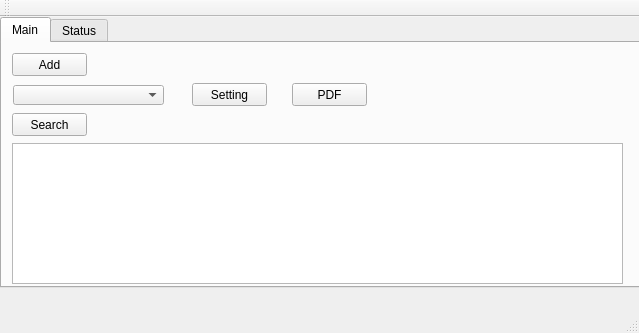
Above: src/mainwindow.ui from BadamBoum/GestionScans before the change. Below: the same form after it.
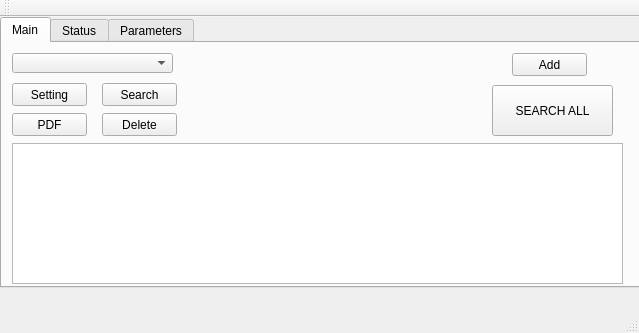
That is the form after the change.

The edit to the form file:
```diff
--- a/src/mainwindow.ui
+++ b/src/mainwindow.ui
@@ -33,7 +33,7 @@
      <widget class="QPushButton" name="Tab1AddButton">
       <property name="geometry">
        <rect>
-        <x>10</x>
+        <x>510</x>
         <y>10</y>
         <width>75</width>
         <height>23</height>
@@ -46,9 +46,9 @@
      <widget class="QComboBox" name="Tab1ListOfManga">
       <property name="geometry">
        <rect>
-        <x>11</x>
-        <y>42</y>
-        <width>151</width>
+        <x>10</x>
+        <y>10</y>
+        <width>161</width>
         <height>20</height>
        </rect>
       </property>
@@ -56,20 +56,20 @@
      <widget class="QPushButton" name="Tab1Search">
       <property name="geometry">
        <rect>
-        <x>10</x>
-        <y>70</y>
-        <width>75</width>
-        <height>23</height>
+        <x>490</x>
+        <y>42</y>
+        <width>121</width>
+        <height>51</height>
        </rect>
       </property>
       <property name="text">
-       <string>Search</string>
+       <string>SEARCH ALL</string>
       </property>
      </widget>
      <widget class="QPushButton" name="Tab1Setting">
       <property name="geometry">
        <rect>
-        <x>190</x>
+        <x>10</x>
         <y>40</y>
         <width>75</width>
         <height>23</height>
@@ -82,8 +82,8 @@
      <widget class="QPushButton" name="Tab1PDF">
       <property name="geometry">
        <rect>
-        <x>290</x>
-        <y>40</y>
+        <x>10</x>
+        <y>70</y>
         <width>75</width>
         <height>23</height>
        </rect>
@@ -105,6 +105,32 @@
        <bool>true</bool>
       </property>
      </widget>
+     <widget class="QPushButton" name="Tab1Search_2">
+      <property name="geometry">
+       <rect>
+        <x>100</x>
+        <y>40</y>
+        <width>75</width>
+        <height>23</height>
+       </rect>
+      </property>
+      <property name="text">
+       <string>Search</string>
+      </property>
+     </widget>
+     <widget class="QPushButton" name="Tab1Delete">
+      <property name="geometry">
+       <rect>
+        <x>100</x>
+        <y>70</y>
+        <width>75</width>
+        <height>23</height>
+       </rect>
+      </property>
+      <property name="text">
+       <string>Delete</string>
+      </property>
+     </widget>
     </widget>
     <widget class="QWidget" name="tab_2">
      <attribute name="title">
@@ -151,6 +177,50 @@
       </column>
      </widget>
     </widget>
+    <widget class="QWidget" name="tab_3">
+     <attribute name="title">
+      <string>Parameters</string>
+     </attribute>
+     <widget class="QCheckBox" name="ParamAutoSearch">
+      <property name="geometry">
+       <rect>
+        <x>30</x>
+        <y>30</y>
+        <width>81</width>
+        <height>17</height>
+       </rect>
+      </property>
+      <property name="text">
+       <string>Auto-search</string>
+      </property>
+     </widget>
+     <widget class="QPushButton" name="ParamSave">
+      <property name="geometry">
+       <rect>
+        <x>550</x>
+        <y>210</y>
+        <width>75</width>
+        <height>23</height>
+       </rect>
+      </property>
+      <property name="text">
+       <string>Save</string>
+      </property>
+     </widget>
+     <widget class="QCheckBox" name="ParamDelete">
+      <property name="geometry">
+       <rect>
+        <x>30</x>
+        <y>60</y>
+        <width>101</width>
+        <height>17</height>
+       </rect>
+      </property>
+      <property name="text">
+       <string>Delete after PDF</string>
+      </property>
+     </widget>
+    </widget>
    </widget>
   </widget>
   <widget class="QToolBar" name="mainToolBar">
```
